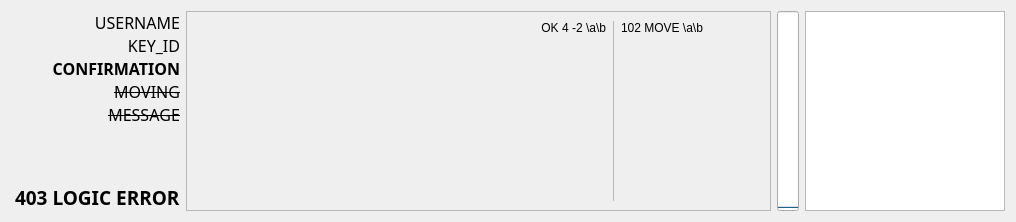
First picture: the form in robot_server/gui/resources/thread_widget.ui, repository leirimnad/robot_server, before the edit.
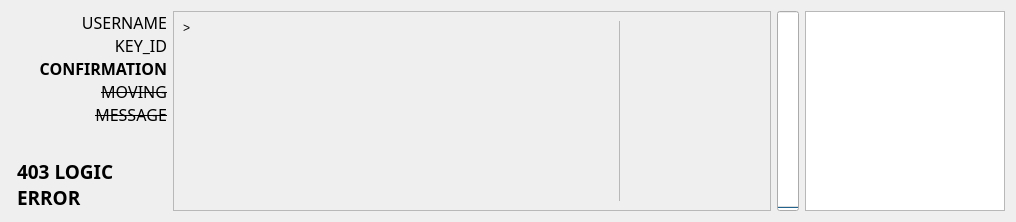
Second picture: the form after the edit.

Commit message: fix threading race by adding an event queue to the ThreadWorker

The edit to the form file:
```diff
--- a/robot_server/gui/resources/thread_widget.ui
+++ b/robot_server/gui/resources/thread_widget.ui
@@ -19,16 +19,14 @@
   <property name="windowTitle">
    <string>Form</string>
   </property>
-  <layout class="QHBoxLayout" name="horizontalLayout">
-   <property name="leftMargin">
-    <number>9</number>
-   </property>
-   <item>
-    <layout class="QHBoxLayout" name="horizontalLayout_2">
+  <layout class="QHBoxLayout" name="horizontalLayout" stretch="0,1,0">
      <item>
       <layout class="QHBoxLayout" name="horizontalLayout_3" stretch="0,0">
        <item>
         <layout class="QVBoxLayout" name="verticalLayout" stretch="1,0">
+       <property name="sizeConstraint">
+        <enum>QLayout::SetDefaultConstraint</enum>
+       </property>
          <property name="leftMargin">
           <number>6</number>
          </property>
@@ -175,8 +173,11 @@
          </item>
          <item>
           <layout class="QVBoxLayout" name="verticalLayout_4">
+         <property name="spacing">
+          <number>0</number>
+         </property>
            <item>
-            <widget class="QLabel" name="label_6">
+          <widget class="QLabel" name="threadStateLabel">
              <property name="font">
               <font>
                <family>Dubai</family>
@@ -192,6 +193,22 @@
              </property>
             </widget>
            </item>
+         <item>
+          <spacer name="horizontalSpacer_3">
+           <property name="orientation">
+            <enum>Qt::Horizontal</enum>
+           </property>
+           <property name="sizeType">
+            <enum>QSizePolicy::Fixed</enum>
+           </property>
+           <property name="sizeHint" stdset="0">
+            <size>
+             <width>150</width>
+             <height>0</height>
+            </size>
+           </property>
+          </spacer>
+         </item>
           </layout>
          </item>
         </layout>
@@ -203,6 +220,12 @@
          </property>
          <item>
           <widget class="QScrollArea" name="scrollArea">
+         <property name="minimumSize">
+          <size>
+           <width>500</width>
+           <height>0</height>
+          </size>
+         </property>
            <property name="widgetResizable">
             <bool>true</bool>
            </property>
@@ -211,8 +234,8 @@
              <rect>
               <x>0</x>
               <y>0</y>
-              <width>593</width>
-              <height>194</height>
+            <width>591</width>
+            <height>196</height>
              </rect>
             </property>
             <layout class="QVBoxLayout" name="verticalLayout_6">
@@ -221,14 +244,22 @@
                <item>
                 <layout class="QVBoxLayout" name="verticalLayout_7" stretch="0,0">
                  <item>
-                  <widget class="QLabel" name="label_8">
+                <layout class="QHBoxLayout" name="horizontalLayout_2" stretch="0,1">
+                 <item>
+                  <widget class="QLabel" name="label_6">
                    <property name="text">
-                    <string>OK 4 -2 \a\b</string>
+                    <string>&gt;</string>
                    </property>
-                   <property name="alignment">
-                    <set>Qt::AlignRight|Qt::AlignTrailing|Qt::AlignVCenter</set>
+                  </widget>
+                 </item>
+                 <item>
+                  <widget class="QLabel" name="incomingMessageLabel">
+                   <property name="text">
+                    <string/>
                    </property>
                   </widget>
+                 </item>
+                </layout>
                  </item>
                  <item>
                   <spacer name="verticalSpacer_2">
@@ -259,14 +290,7 @@
                 </widget>
                </item>
                <item>
-                <layout class="QVBoxLayout" name="verticalLayout_5" stretch="0,0,0">
-                 <item>
-                  <widget class="QLabel" name="label_7">
-                   <property name="text">
-                    <string>102 MOVE \a\b</string>
-                   </property>
-                  </widget>
-                 </item>
+              <layout class="QVBoxLayout" name="outgoingMessagesLayout" stretch="0,0">
                  <item>
                   <spacer name="horizontalSpacer">
                    <property name="orientation">
@@ -288,7 +312,7 @@
                    <property name="sizeHint" stdset="0">
                     <size>
                      <width>140</width>
-                     <height>20</height>
+                   <height>0</height>
                     </size>
                    </property>
                   </spacer>
@@ -305,8 +329,6 @@
        </item>
       </layout>
      </item>
-    </layout>
-   </item>
    <item>
     <widget class="QProgressBar" name="progressBar">
      <property name="autoFillBackground">
```
Left out of the diff: 8 changed lines with no effect on the pictures. Lines whose indentation alone changed are shown as unchanged. The commit also changes 11 other files.
